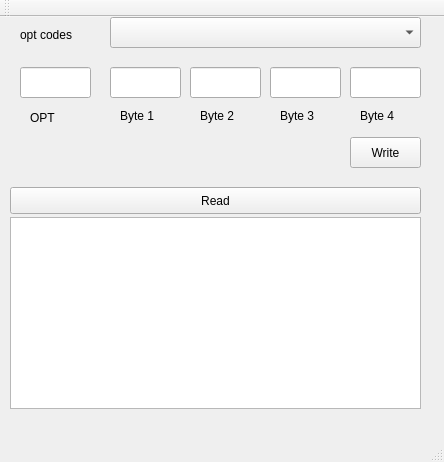
Qt form src/ui/mainwindow.ui (joonaspessi/rotfl) before a commit.
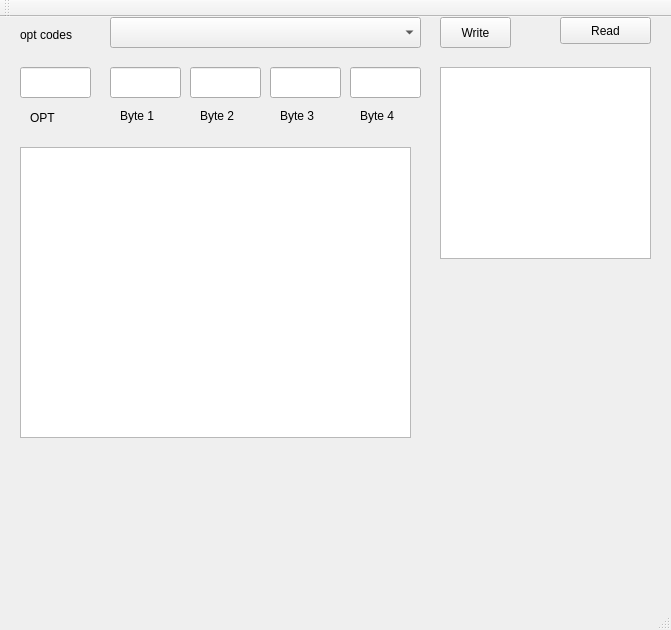
The same form after that commit.

Commit message: my test branch based on branch roomba_test_gui

Diff of the .ui file:
```diff
--- a/src/ui/mainwindow.ui
+++ b/src/ui/mainwindow.ui
@@ -6,8 +6,8 @@
    <rect>
     <x>0</x>
     <y>0</y>
-    <width>444</width>
-    <height>462</height>
+    <width>671</width>
+    <height>630</height>
    </rect>
   </property>
   <property name="windowTitle">
@@ -20,8 +20,8 @@
    <widget class="QPushButton" name="pushButton">
     <property name="geometry">
      <rect>
-      <x>350</x>
-      <y>120</y>
+      <x>440</x>
+      <y>0</y>
       <width>71</width>
       <height>31</height>
      </rect>
@@ -33,9 +33,9 @@
    <widget class="QListView" name="listView">
     <property name="geometry">
      <rect>
-      <x>10</x>
-      <y>200</y>
-      <width>411</width>
+      <x>440</x>
+      <y>50</y>
+      <width>211</width>
       <height>192</height>
      </rect>
     </property>
@@ -43,9 +43,9 @@
    <widget class="QPushButton" name="pushButton_2">
     <property name="geometry">
      <rect>
-      <x>10</x>
-      <y>170</y>
-      <width>411</width>
+      <x>560</x>
+      <y>0</y>
+      <width>91</width>
       <height>27</height>
      </rect>
     </property>
@@ -200,6 +200,16 @@
      <string>Byte 4</string>
     </property>
    </widget>
+   <widget class="QGraphicsView" name="graphicsView">
+    <property name="geometry">
+     <rect>
+      <x>20</x>
+      <y>130</y>
+      <width>391</width>
+      <height>291</height>
+     </rect>
+    </property>
+   </widget>
   </widget>
   <widget class="QMenuBar" name="menuBar">
    <property name="geometry">
@@ -216,7 +226,7 @@
     <enum>TopToolBarArea</enum>
    </attribute>
    <attribute name="toolBarBreak">
-    <bool>true</bool>
+    <bool>false</bool>
    </attribute>
   </widget>
   <widget class="QStatusBar" name="statusBar"/>
```
Left out of the diff: 4 changed lines with no effect on the pictures.
